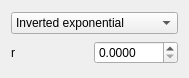
First picture: the form in Tools/ToolMutualismBreakdowner/qtloripesconsumptionfunctionwidget.ui, repository richelbilderbeek/ProjectRichelBilderbeek, before the edit.
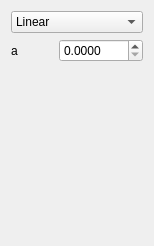
Second picture: the form after the edit. Icons and pictures are not drawn.

What changed in the file:
```diff
--- a/Tools/ToolMutualismBreakdowner/qtloripesconsumptionfunctionwidget.ui
+++ b/Tools/ToolMutualismBreakdowner/qtloripesconsumptionfunctionwidget.ui
@@ -6,8 +6,8 @@
    <rect>
     <x>0</x>
     <y>0</y>
-    <width>189</width>
-    <height>78</height>
+    <width>154</width>
+    <height>246</height>
    </rect>
   </property>
   <property name="windowTitle">
@@ -18,18 +18,11 @@
     <widget class="QComboBox" name="box_type">
      <item>
       <property name="text">
-       <string>Inverted exponential</string>
+       <string>Linear</string>
       </property>
      </item>
     </widget>
    </item>
-   <item row="1" column="0">
-    <widget class="QLabel" name="label_ie_r">
-     <property name="text">
-      <string>r</string>
-     </property>
-    </widget>
-   </item>
    <item row="1" column="1">
     <widget class="QDoubleSpinBox" name="box_ie_r">
      <property name="decimals">
@@ -43,6 +36,39 @@
      </property>
     </widget>
    </item>
+   <item row="1" column="0">
+    <widget class="QLabel" name="label_a">
+     <property name="text">
+      <string>a</string>
+     </property>
+    </widget>
+   </item>
+   <item row="3" column="0" colspan="2">
+    <widget class="QLabel" name="label">
+     <property name="text">
+      <string/>
+     </property>
+     <property name="pixmap">
+      <pixmap resource="ToolMutualismBreakdowner.qrc">:/images/LoripesLucinalisSmallest.jpg</pixmap>
+     </property>
+     <property name="alignment">
+      <set>Qt::AlignCenter</set>
+     </property>
+    </widget>
+   </item>
+   <item row="2" column="0">
+    <spacer name="verticalSpacer">
+     <property name="orientation">
+      <enum>Qt::Vertical</enum>
+     </property>
+     <property name="sizeHint" stdset="0">
+      <size>
+       <width>20</width>
+       <height>40</height>
+      </size>
+     </property>
+    </spacer>
+   </item>
   </layout>
  </widget>
  <resources/>
```
Left out of the diff: 6 changed lines with no effect on the pictures.
